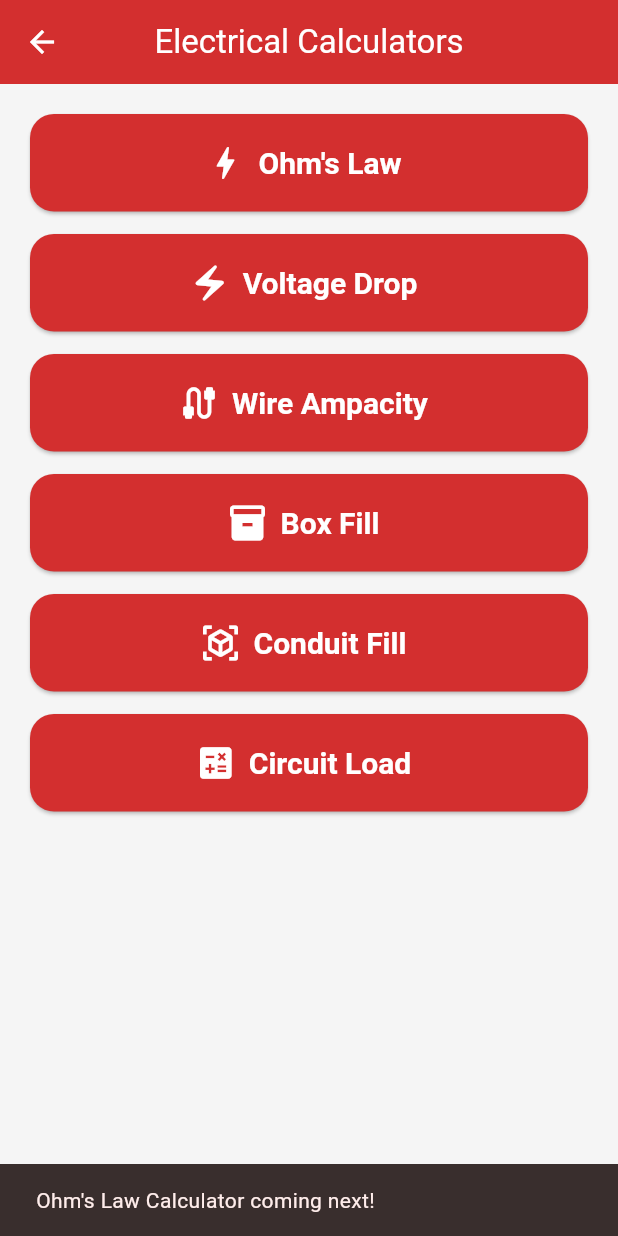
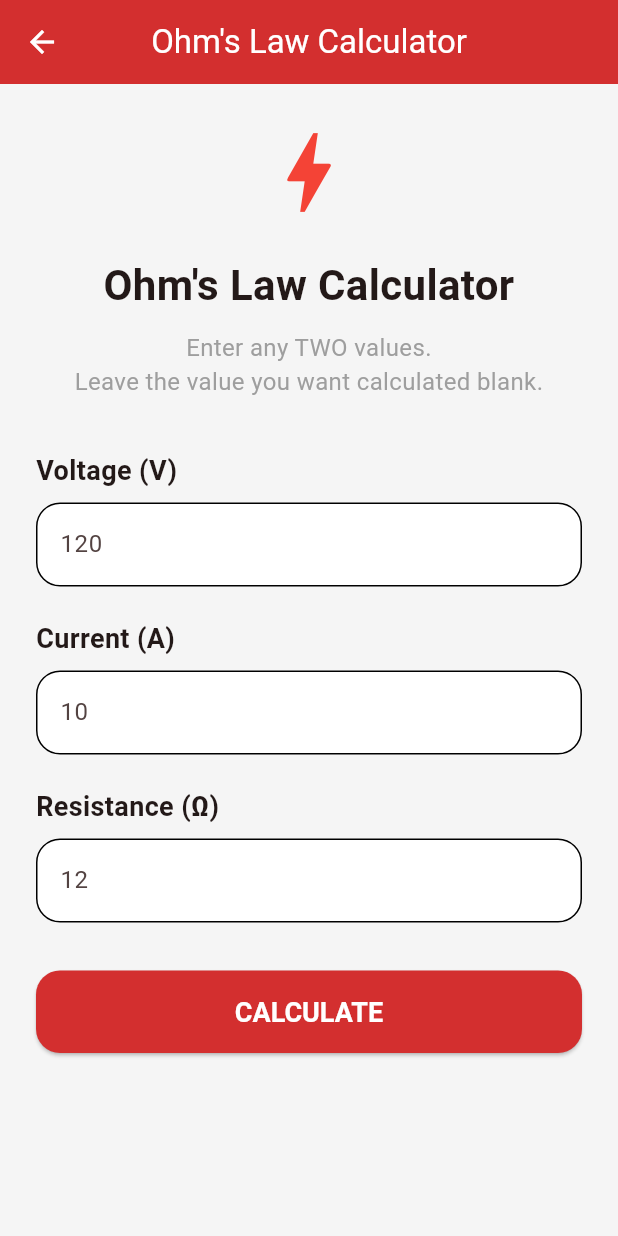
Before and after one commit to L2kee/ElectricalAI-Pro, a Flutter app: the CalculatorsScreen screen opened directly, after a tap on "Ohm's Law", on a phone screen of 412 x 824 dp. Run offline on Flutter 3.47's test engine with Material 3 defaults, Android fonts, the phone set to English and light mode, and no system bars.

Commit message:
Added working Ohm's Law calculator with FastAPI integration

```diff
--- a/frontend/lib/screens/calculators_screen.dart
+++ b/frontend/lib/screens/calculators_screen.dart
@@ -1,4 +1,6 @@
 import 'package:flutter/material.dart';
+
+import 'ohms_law_screen.dart';
 
 class CalculatorsScreen extends StatelessWidget {
   const CalculatorsScreen({super.key});
@@ -25,9 +27,10 @@ class CalculatorsScreen extends StatelessWidget {
           ),
           onPressed: () {
             if (enabled) {
-              ScaffoldMessenger.of(context).showSnackBar(
-                const SnackBar(
-                  content: Text("Ohm's Law Calculator coming next!"),
+              Navigator.push(
+                context,
+                MaterialPageRoute(
+                  builder: (_) => const OhmsLawScreen(),
                 ),
               );
             } else {
--- /dev/null
+++ b/frontend/lib/screens/ohms_law_screen.dart
@@ -0,0 +1,287 @@
+import 'package:flutter/material.dart';
+
+import '../services/calculator_service.dart';
+
+class OhmsLawScreen extends StatefulWidget {
+  const OhmsLawScreen({super.key});
+
+  @override
+  State<OhmsLawScreen> createState() => _OhmsLawScreenState();
+}
+
+class _OhmsLawScreenState extends State<OhmsLawScreen> {
+  final CalculatorService _calculatorService = CalculatorService();
+
+  final TextEditingController _voltageController =
+      TextEditingController();
+
+  final TextEditingController _currentController =
+      TextEditingController();
+
+  final TextEditingController _resistanceController =
+      TextEditingController();
+
+  bool _loading = false;
+
+  String _statusMessage = "";
+
+  double? _parseValue(String value) {
+    if (value.trim().isEmpty) {
+      return null;
+    }
+
+    return double.tryParse(value.trim());
+  }
+
+  Future<void> _calculate() async {
+    final voltage =
+        _parseValue(_voltageController.text);
+
+    final current =
+        _parseValue(_currentController.text);
+
+    final resistance =
+        _parseValue(_resistanceController.text);
+
+    int count = 0;
+
+    if (voltage != null) count++;
+    if (current != null) count++;
+    if (resistance != null) count++;
+
+    if (count != 2) {
+      setState(() {
+        _statusMessage =
+            "Enter any TWO values.\nLeave the value you want calculated blank.";
+      });
+
+      return;
+    }
+
+    setState(() {
+      _loading = true;
+      _statusMessage = "";
+    });
+
+    try {
+      final result =
+          await _calculatorService.calculateOhmsLaw(
+        voltage: voltage,
+        current: current,
+        resistance: resistance,
+      );
+
+      if (result.containsKey("error")) {
+        setState(() {
+          _statusMessage = result["error"];
+        });
+      }
+
+      else if (result.containsKey("voltage")) {
+
+        _voltageController.text =
+            result["voltage"].toStringAsFixed(2);
+
+        setState(() {
+          _statusMessage =
+              "✓ Voltage calculated successfully";
+        });
+      }
+
+      else if (result.containsKey("current")) {
+
+        _currentController.text =
+            result["current"].toStringAsFixed(2);
+
+        setState(() {
+          _statusMessage =
+              "✓ Current calculated successfully";
+        });
+      }
+
+      else if (result.containsKey("resistance")) {
+
+        _resistanceController.text =
+            result["resistance"].toStringAsFixed(2);
+
+        setState(() {
+          _statusMessage =
+              "✓ Resistance calculated successfully";
+        });
+      }
+    }
+
+    catch (e) {
+
+      setState(() {
+
+        _statusMessage =
+            "Error\n$e";
+
+      });
+
+    }
+
+    setState(() {
+
+      _loading = false;
+
+    });
+
+  }
+
+  Widget buildField({
+    required String label,
+    required String hint,
+    required TextEditingController controller,
+  }) {
+    return Padding(
+      padding: const EdgeInsets.only(bottom: 22),
+      child: Column(
+        crossAxisAlignment:
+            CrossAxisAlignment.start,
+        children: [
+          Text(
+            label,
+            style: const TextStyle(
+              fontSize: 18,
+              fontWeight: FontWeight.bold,
+            ),
+          ),
+
+          const SizedBox(height: 8),
+
+          TextField(
+            controller: controller,
+            keyboardType:
+                const TextInputType.numberWithOptions(
+              decimal: true,
+            ),
+            decoration: InputDecoration(
+              hintText: hint,
+              border: OutlineInputBorder(
+                borderRadius:
+                    BorderRadius.circular(12),
+              ),
+            ),
+          ),
+        ],
+      ),
+    );
+  }
+        @override
+      Widget build(BuildContext context) {
+        return Scaffold(
+          appBar: AppBar(
+            title: const Text("Ohm's Law Calculator"),
+          ),
+          body: SingleChildScrollView(
+            padding: const EdgeInsets.all(24),
+            child: Column(
+              crossAxisAlignment: CrossAxisAlignment.stretch,
+              children: [
+                const Icon(
+                  Icons.bolt,
+                  size: 70,
+                  color: Colors.red,
+                ),
+
+                const SizedBox(height: 20),
+
+                const Text(
+                  "Ohm's Law Calculator",
+                  textAlign: TextAlign.center,
+                  style: TextStyle(
+                    fontSize: 28,
+                    fontWeight: FontWeight.bold,
+                  ),
+                ),
+
+                const SizedBox(height: 10),
+
+                const Text(
+                  "Enter any TWO values.\nLeave the value you want calculated blank.",
+                  textAlign: TextAlign.center,
+                  style: TextStyle(
+                    fontSize: 16,
+                    color: Colors.grey,
+                  ),
+                ),
+
+                const SizedBox(height: 35),
+
+                buildField(
+                  label: "Voltage (V)",
+                  hint: "120",
+                  controller: _voltageController,
+                ),
+
+                buildField(
+                  label: "Current (A)",
+                  hint: "10",
+                  controller: _currentController,
+                ),
+
+                buildField(
+                  label: "Resistance (Ω)",
+                  hint: "12",
+                  controller: _resistanceController,
+                ),
+
+                const SizedBox(height: 10),
+
+                SizedBox(
+                  height: 55,
+                  child: ElevatedButton(
+                    onPressed: _loading ? null : _calculate,
+                    child: _loading
+                        ? const SizedBox(
+                            height: 24,
+                            width: 24,
+                            child: CircularProgressIndicator(
+                              strokeWidth: 3,
+                              color: Colors.white,
+                            ),
+                          )
+                        : const Text(
+                            "CALCULATE",
+                            style: TextStyle(
+                              fontSize: 18,
+                              fontWeight: FontWeight.bold,
+                            ),
+                          ),
+                  ),
+                ),
+
+                const SizedBox(height: 30),
+
+                if (_statusMessage.isNotEmpty)
+                  Card(
+                    elevation: 3,
+                    child: Padding(
+                      padding: const EdgeInsets.all(18),
+                      child: Text(
+                        _statusMessage,
+                        textAlign: TextAlign.center,
+                        style: const TextStyle(
+                          fontSize: 18,
+                          fontWeight: FontWeight.w600,
+                        ),
+                      ),
+                    ),
+                  ),
+                                ],
+            ),
+          ),
+        );
+      }
+
+      @override
+      void dispose() {
+        _voltageController.dispose();
+        _currentController.dispose();
+        _resistanceController.dispose();
+
+        super.dispose();
+      }
+    }
--- /dev/null
+++ b/frontend/lib/services/calculator_service.dart
@@ -0,0 +1,33 @@
+import 'dart:convert';
+
+import 'package:http/http.dart' as http;
+
+class CalculatorService {
+  static const String baseUrl = "http://127.0.0.1:8000";
+
+  Future<Map<String, dynamic>> calculateOhmsLaw({
+    double? voltage,
+    double? current,
+    double? resistance,
+  }) async {
+    final response = await http.post(
+      Uri.parse("$baseUrl/ohms-law"),
+      headers: {
+        "Content-Type": "application/json",
+      },
+      body: jsonEncode({
+        "voltage": voltage,
+        "current": current,
+        "resistance": resistance,
+      }),
+    );
+
+    if (response.statusCode != 200) {
+      throw Exception(
+        "Server Error ${response.statusCode}\n${response.body}",
+      );
+    }
+
+    return jsonDecode(response.body);
+  }
+}
```
